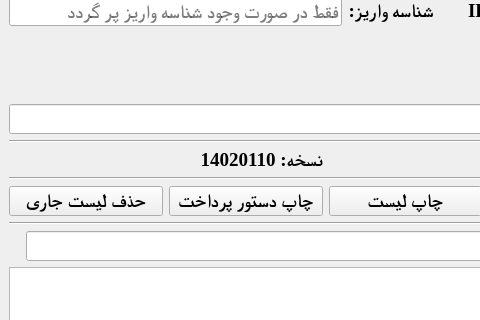
This is mainwindow.ui in ahmadbabayi/QtBmipaya as Qt 5 draws it before an edit; both pictures show x 0 to 480 and y 142 to 462 of the 971 by 700 pixel window. The edited form follows.
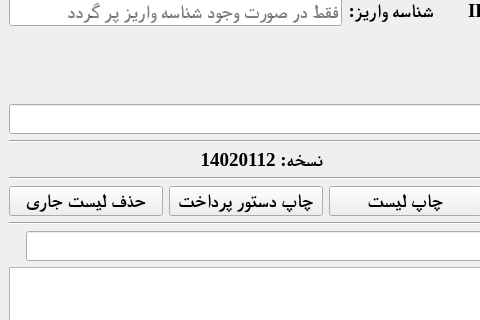
This is the edited form.

```diff
--- a/mainwindow.ui
+++ b/mainwindow.ui
@@ -264,7 +264,7 @@
          <enum>Qt::RightToLeft</enum>
         </property>
         <property name="text">
-         <string>نسخه: 14020110</string>
+         <string>نسخه: 14020112</string>
         </property>
        </widget>
       </item>
```
